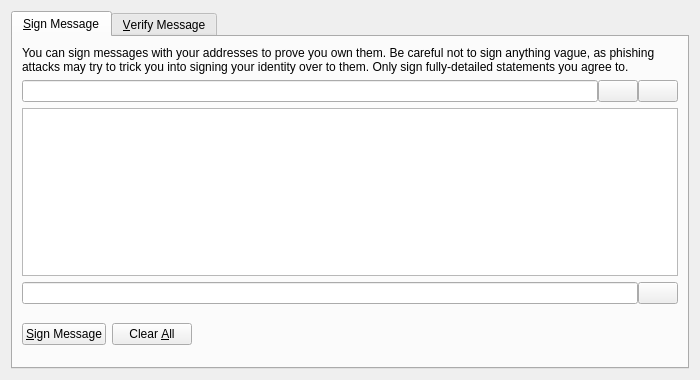
Before: the Qt Designer form src/qt/forms/signverifymessagedialog.ui in MERCOINMRN/Mercoin, drawn with Qt 5.
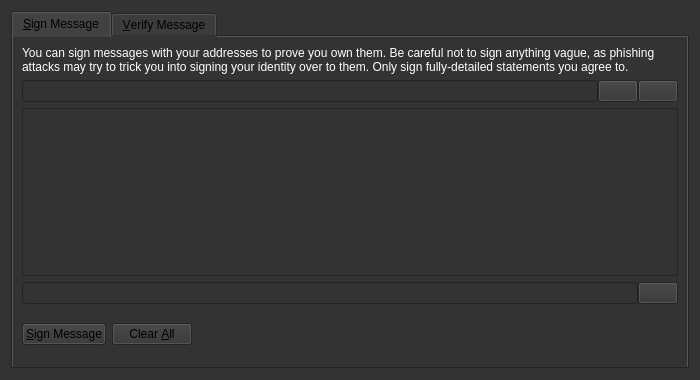
After: the same form once the commit is applied. The open tabs and pages were chosen to show the change. Icons and pictures are not drawn. Custom widgets are drawn as their Qt base class.

Diff of the .ui file:
```diff
--- a/src/qt/forms/signverifymessagedialog.ui
+++ b/src/qt/forms/signverifymessagedialog.ui
@@ -13,6 +13,9 @@
   <property name="windowTitle">
    <string>Signatures - Sign / Verify a Message</string>
   </property>
+  <property name="styleSheet">
+   <string notr="true">background-color: rgb(51, 51, 51);</string>
+  </property>
   <property name="modal">
    <bool>true</bool>
   </property>
@@ -29,6 +32,9 @@
       <layout class="QVBoxLayout" name="verticalLayout_SM">
        <item>
         <widget class="QLabel" name="infoLabel_SM">
+         <property name="styleSheet">
+          <string notr="true">color: rgb(255, 255, 255);</string>
+         </property>
          <property name="text">
           <string>You can sign messages with your addresses to prove you own them. Be careful not to sign anything vague, as phishing attacks may try to trick you into signing your identity over to them. Only sign fully-detailed statements you agree to.</string>
          </property>
```
Left out of the diff: 5 changed lines with no effect on the pictures.
